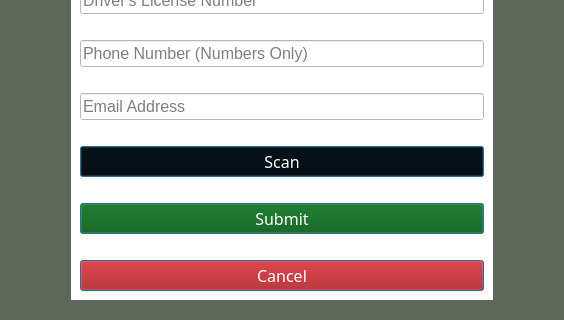
Old version of the form UI/addMember.ui in the repository hunteralan/DiscountApp; both pictures show x 176 to 740 and y 255 to 575 of the 916 by 575 pixel window.
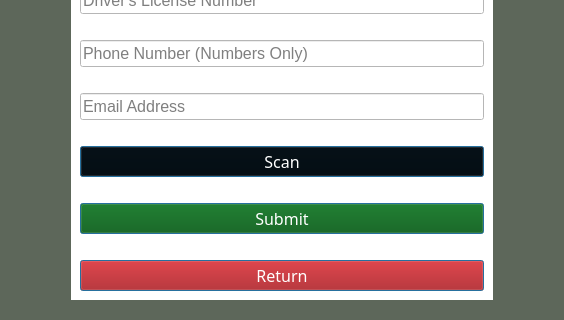
New version of the form.

Patch:
```diff
--- a/UI/addMember.ui
+++ b/UI/addMember.ui
@@ -344,7 +344,7 @@
 color: rgb(255, 255, 255);</string>
          </property>
          <property name="text">
-          <string>Cancel</string>
+          <string>Return</string>
          </property>
          <property name="default">
           <bool>true</bool>
```
